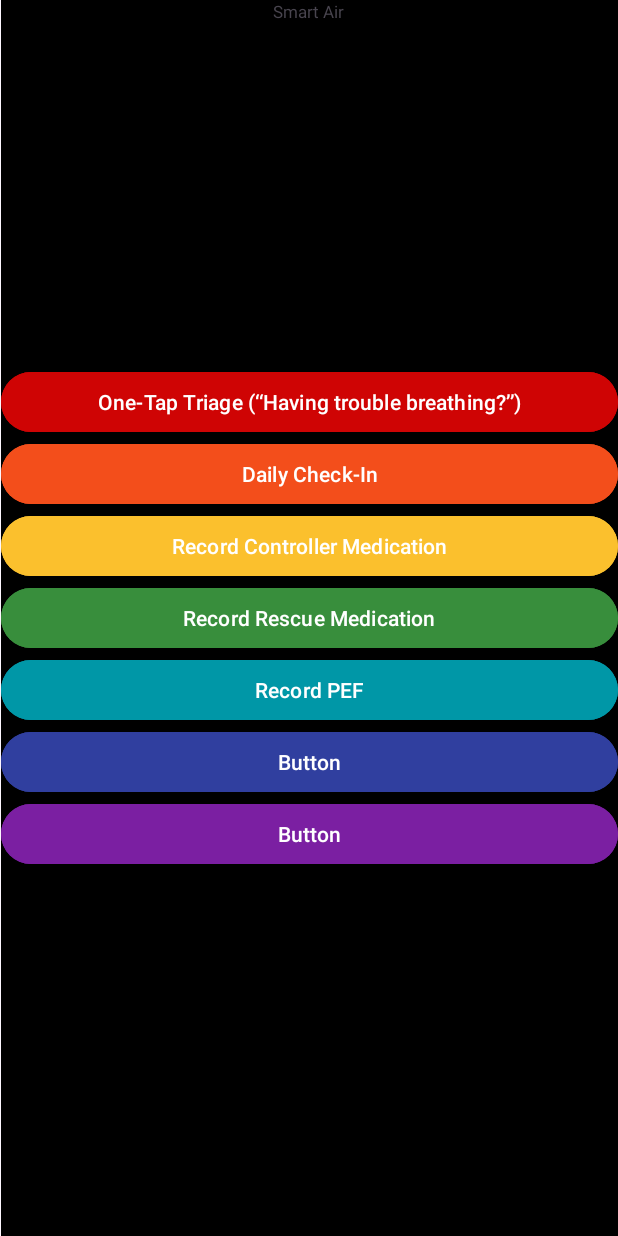
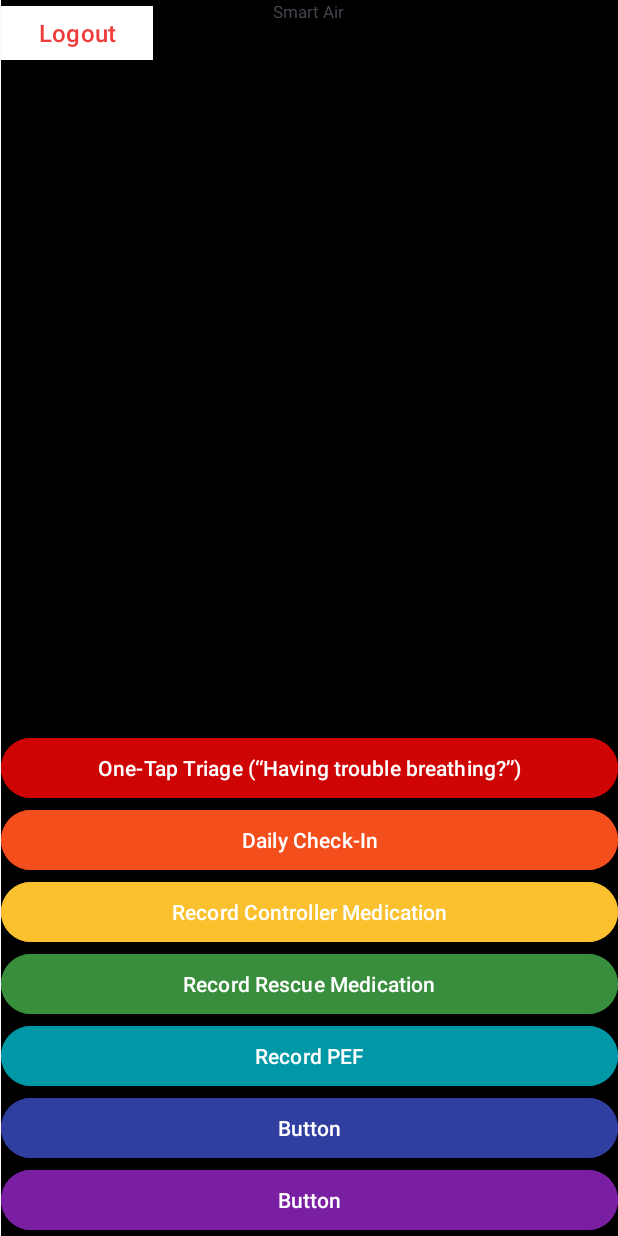
Before and after one commit to Lemonardo-DWC/cscb07-group-project-20, an Android app: the fragment ChildHomeFragment placed in its activity, on a phone screen of 412 x 824 dp. Run offline under Robolectric (Android 15) with nearby library versions, the phone set to English and light mode, and no system bars; our stand-ins replace Firebase (no records; nobody signed in at launch, a user with empty details on screens opened directly).

Commit message:
Fix: child users not loading ChildHomeFragment

```diff
--- a/app/src/main/java/com/example/smartair/ChildHomeFragment.java
+++ b/app/src/main/java/com/example/smartair/ChildHomeFragment.java
@@ -18,7 +18,7 @@ public class ChildHomeFragment extends Fragment {
 
 
     private String childId;
-
+    private final UserManager userManager = new UserManager();
 
     public ChildHomeFragment() {
         // Required empty public constructor
@@ -37,7 +37,7 @@ public class ChildHomeFragment extends Fragment {
     @Override
     public void onViewCreated(@NonNull View view, @Nullable Bundle savedInstanceState) {
         super.onViewCreated(view, savedInstanceState);
-
+        Button childLogout = view.findViewById(R.id.button8);
         Button controllerLogs = view.findViewById(R.id.buttonControllerLogs);
         Button rescueLogs = view.findViewById(R.id.button3);
         Button dailyCheck = view.findViewById(R.id.button1);
@@ -71,7 +71,12 @@ public class ChildHomeFragment extends Fragment {
 //            ((MainActivity) requireActivity()).loadFragment(next);
 //        });
 
-
+        childLogout.setOnClickListener(v -> {
+                    userManager.logout();
+                    ((MainActivity) requireActivity()).loadFragment(new LoginFragment());
+            });
     }
 
+
+
 }
--- a/app/src/main/java/com/example/smartair/MainActivity.java
+++ b/app/src/main/java/com/example/smartair/MainActivity.java
@@ -59,7 +59,7 @@ public class MainActivity extends AppCompatActivity {
                                                 break;
 
                                             case AppConstants.CHILD:
-                                                // TODO: redirect to child homescreen
+                                                loadFragment(new ChildHomeFragment());
                                                 break;
 
                                             case AppConstants.PROVIDER:
--- a/app/src/main/res/layout/fragment_child_home.xml
+++ b/app/src/main/res/layout/fragment_child_home.xml
@@ -1,18 +1,25 @@
 <?xml version="1.0" encoding="utf-8"?>
-<FrameLayout xmlns:android="http://schemas.android.com/apk/res/android"
+<androidx.constraintlayout.widget.ConstraintLayout xmlns:android="http://schemas.android.com/apk/res/android"
     xmlns:app="http://schemas.android.com/apk/res-auto"
     xmlns:tools="http://schemas.android.com/tools"
     android:layout_width="match_parent"
+    android:background="@android:color/system_on_primary_container_dark"
     android:layout_height="match_parent"
     tools:context=".ChildHomeFragment">
 
-
     <LinearLayout
+        android:id="@+id/linearLayout2"
         android:layout_width="match_parent"
         android:layout_height="match_parent"
-        android:background="@android:color/system_on_primary_container_dark"
-        android:gravity="center_vertical"
-        android:orientation="vertical">
+
+        android:gravity="bottom"
+        android:orientation="vertical"
+        app:layout_constraintBottom_toBottomOf="parent"
+        app:layout_constraintEnd_toEndOf="parent"
+        app:layout_constraintHorizontal_bias="0.0"
+        app:layout_constraintStart_toStartOf="parent"
+        app:layout_constraintTop_toTopOf="parent"
+        app:layout_constraintVertical_bias="1.0">
 
         <Button
             android:id="@+id/button4"
@@ -58,7 +65,7 @@
             android:text="Button" />
 
         <Button
-            android:id="@+id/button9"
+            android:id="@+id/button7"
             android:layout_width="match_parent"
             android:layout_height="wrap_content"
             android:backgroundTint="#7B1FA2"
@@ -67,4 +74,18 @@
 
     </LinearLayout>
 
-</FrameLayout>
+    <Button
+        android:id="@+id/button8"
+        android:layout_width="101dp"
+        android:layout_height="44dp"
+        android:backgroundTint="@color/white"
+        android:text="@string/logout"
+        android:textColor="#F03B3B"
+        android:textSize="16sp"
+        app:cornerRadius="0dp"
+        app:layout_constraintStart_toStartOf="parent"
+        app:layout_constraintTop_toTopOf="@+id/linearLayout2"
+        app:strokeColor="#D32F2F"
+        tools:visibility="visible" />
+
+</androidx.constraintlayout.widget.ConstraintLayout>
--- a/app/src/main/res/layout/fragment_controller_logs.xml
+++ b/app/src/main/res/layout/fragment_controller_logs.xml
@@ -5,7 +5,6 @@
     xmlns:tools="http://schemas.android.com/tools"
     android:layout_width="match_parent"
     android:layout_height="match_parent"
-    android:autofillHints="1"
     tools:context=".ControllerLogsFragment">
 
 
```
